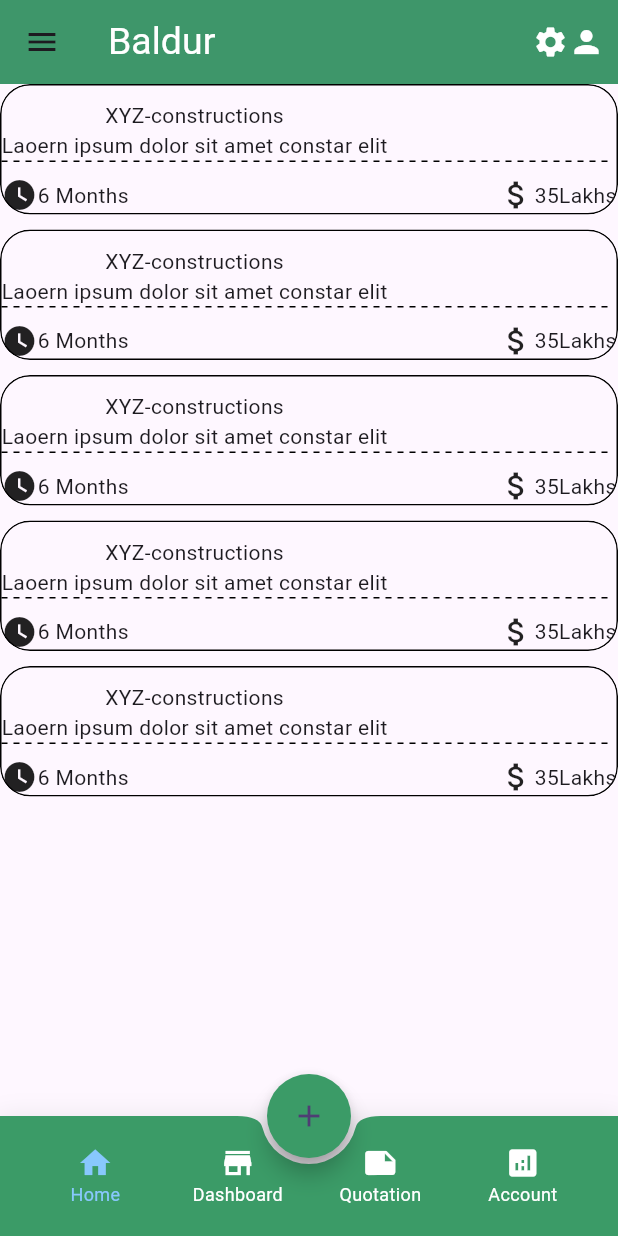
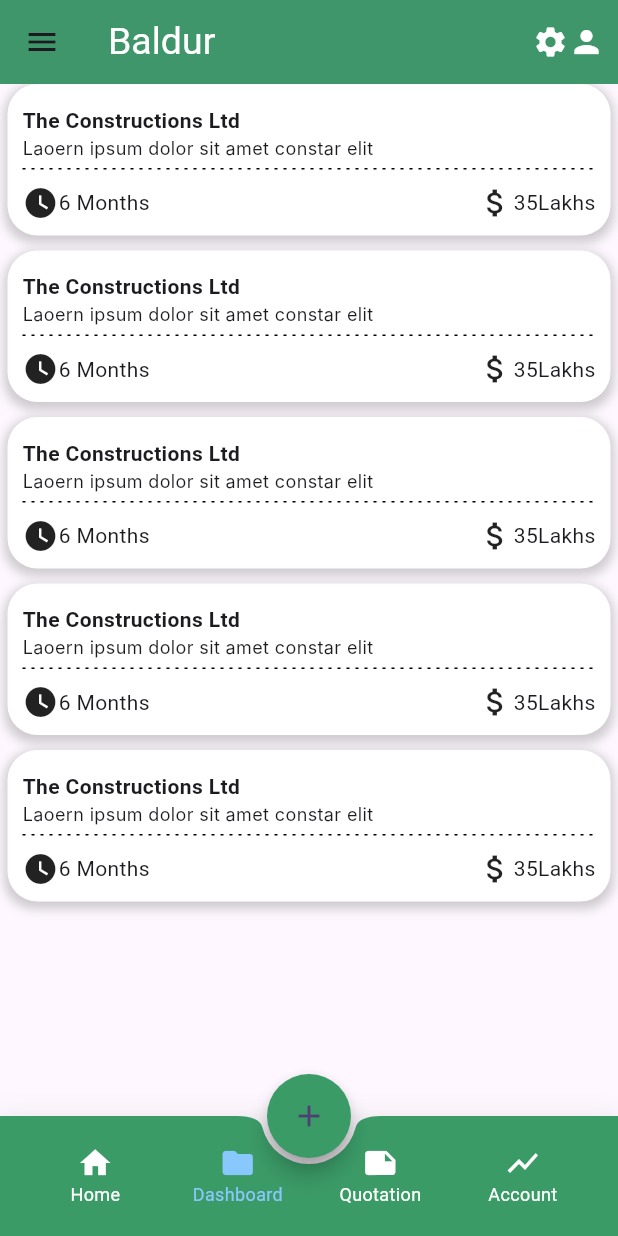
Before and after one commit to adilkhansherani/baldur, a Flutter app: the screen it shows after launch, item 2 of the bottom bar chosen, on a phone screen of 412 x 824 dp. Run offline on Flutter 3.47's test engine with Material 2 defaults, Android fonts, the phone set to English and light mode, and no system bars; drawn by our look-alikes of dotted_line; our stand-ins replace flutter_svg; Roboto replaces fonts that are missing (Inter, Poppins).

Commit message:
little improvement
in bottom navigator and projects ui

```diff
--- a/lib/bottom_navigator.dart
+++ b/lib/bottom_navigator.dart
@@ -1,30 +1,27 @@
 import 'package:flutter/material.dart';
 //import 'package:flutter_svg/flutter_svg.dart';
 
-int _selectedIndex = 0;
+class BottomNavigator extends StatefulWidget {
+  const BottomNavigator(
+      {super.key, required this.currentIndex, required this.onTap});
 
-class BottomNavigator extends StatefulWidget {
-  const BottomNavigator({super.key,required this.currentIndex,required this.onTap});
-
-  final int currentIndex ;
+  final int currentIndex;
   final Function(int val) onTap;
 
   @override
   // ignore: no_logic_in_create_state
-  State<BottomNavigator> createState() => _BottomNavigatorState(currentIndex: currentIndex,onTabTapped: onTap);
+  State<BottomNavigator> createState() =>
+      _BottomNavigatorState(currentIndex: currentIndex, onTabTapped: onTap);
 }
 
 class _BottomNavigatorState extends State<BottomNavigator> {
-
   _BottomNavigatorState({
     required this.currentIndex,
     required this.onTabTapped,
   });
 
-  int currentIndex=0;
+  int currentIndex;
   final Function(int val) onTabTapped;
-
-
 
   @override
   Widget build(BuildContext context) {
@@ -50,7 +47,7 @@ class _BottomNavigatorState extends State<BottomNavigator> {
               label: 'Home',
             ),
             BottomNavigationBarItem(
-              icon: Icon(Icons.store_mall_directory), //_selectedIndex == 1
+              icon: Icon(Icons.folder), //_selectedIndex == 1
               //? SvgPicture.asset('lib/svgs/directory_colored.svg'):
               //SvgPicture.asset('lib/svgs/directory.svg'),
               label: 'Dashboard',
@@ -60,16 +57,15 @@ class _BottomNavigatorState extends State<BottomNavigator> {
               //? SvgPicture.asset('lib/svgs/quotation_colored.svg'):
               //SvgPicture.asset('lib/svgs/quotation.svg'),
               label: 'Quotation',
-
             ),
             BottomNavigationBarItem(
-              icon: Icon(Icons.analytics), //_selectedIndex == 3
+              icon: Icon(Icons.show_chart), //_selectedIndex == 3
               //? SvgPicture.asset('lib/svgs/analytics_colored.svg')
               //: SvgPicture.asset('lib/svgs/analytics.svg'),
               label: 'Account',
             ),
           ],
-          currentIndex: _selectedIndex,
+          currentIndex: widget.currentIndex,
           selectedItemColor: const Color.fromARGB(255, 136, 200, 253),
           unselectedItemColor: Colors.white,
           onTap: onTabTapped,
--- a/lib/projects.dart
+++ b/lib/projects.dart
@@ -19,36 +19,68 @@ class _ProjectsState extends State<Projects> {
           itemBuilder: (context, index) {
             return Container(
               margin: const EdgeInsets.only(
+                left: 5,
+                top: 0,
+                right: 5,
                 bottom: 10,
+              ),
+              decoration: BoxDecoration(
+                color: Colors.white,
+                borderRadius: BorderRadius.circular(20),
+                boxShadow: [
+                  BoxShadow(
+                    color: Colors.grey.withOpacity(0.5),
+                    spreadRadius: 2,
+                    blurRadius: 5,
+                    offset: const Offset(0, 3), // changes the shadow offset
+                  ),
+                ],
               ),
               child: ClipRRect(
                 borderRadius: BorderRadius.circular(20),
                 child: Container(
-                  decoration: BoxDecoration(
-                      border: Border.all(
-                        color: Colors.black,
-                        width: 1,
-                      ),
-                      borderRadius: BorderRadius.circular(20)),
+                  padding: const EdgeInsets.all(10),
+                  //decoration:
+                  //    BoxDecoration(borderRadius: BorderRadius.circular(20)),
                   child: const Column(
                       crossAxisAlignment: CrossAxisAlignment.start,
                       children: [
                         SizedBox(
-                          height: 10,
+                          height: 4,
                         ),
                         Row(
                           mainAxisAlignment: MainAxisAlignment.spaceBetween,
+                          crossAxisAlignment: CrossAxisAlignment.start,
                           children: [
                             Column(
+                              crossAxisAlignment: CrossAxisAlignment.start,
                               children: [
-                                Text('XYZ-constructions'),
                                 Text(
-                                    'Laoern ipsum dolor sit amet constar elit'),
+                                  'The Constructions Ltd ',
+                                  textAlign: TextAlign.start,
+                                  style: TextStyle(
+                                      fontSize: 14,
+                                      fontWeight: FontWeight.w700,
+                                      fontFamily: 'Poppins'),
+                                ),
+                                Text(
+                                  'Laoern ipsum dolor sit amet constar elit',
+                                  textAlign: TextAlign.start,
+                                  style: TextStyle(
+                                      fontSize: 12,
+                                      fontWeight: FontWeight.w400,
+                                      fontFamily: 'Inter'),
+                                ),
                               ],
                             ),
                           ],
                         ),
-                        DottedLine(),
+                        SizedBox(
+                          height: 5,
+                        ),
+                        DottedLine(
+                          dashLength: 2,
+                        ),
                         SizedBox(
                           height: 10,
                         ),
```
